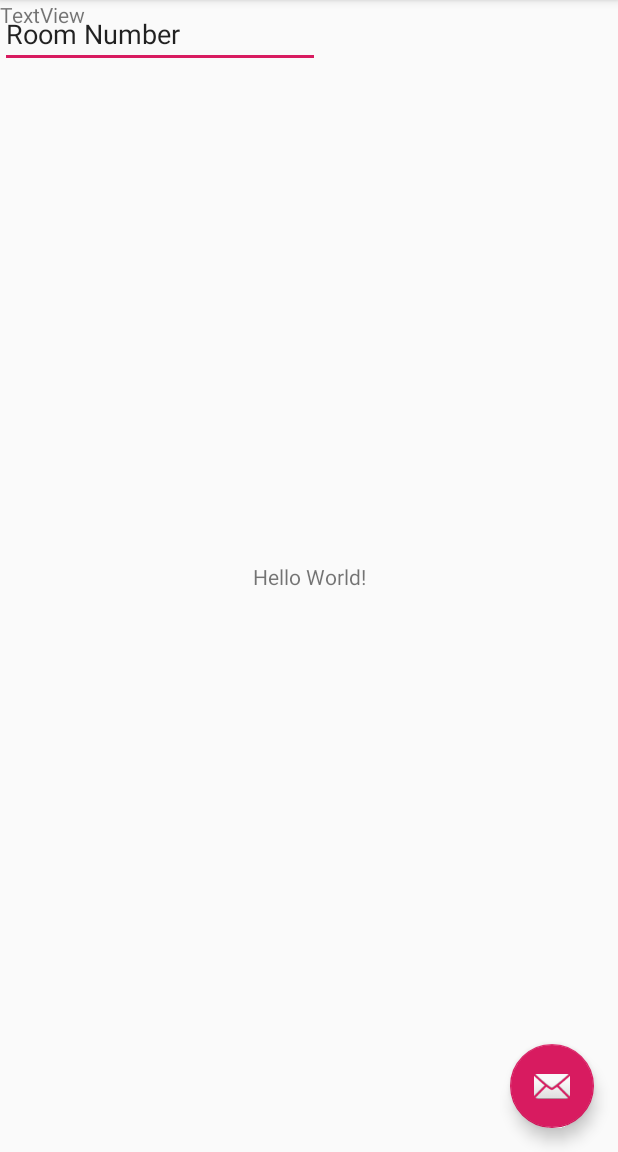
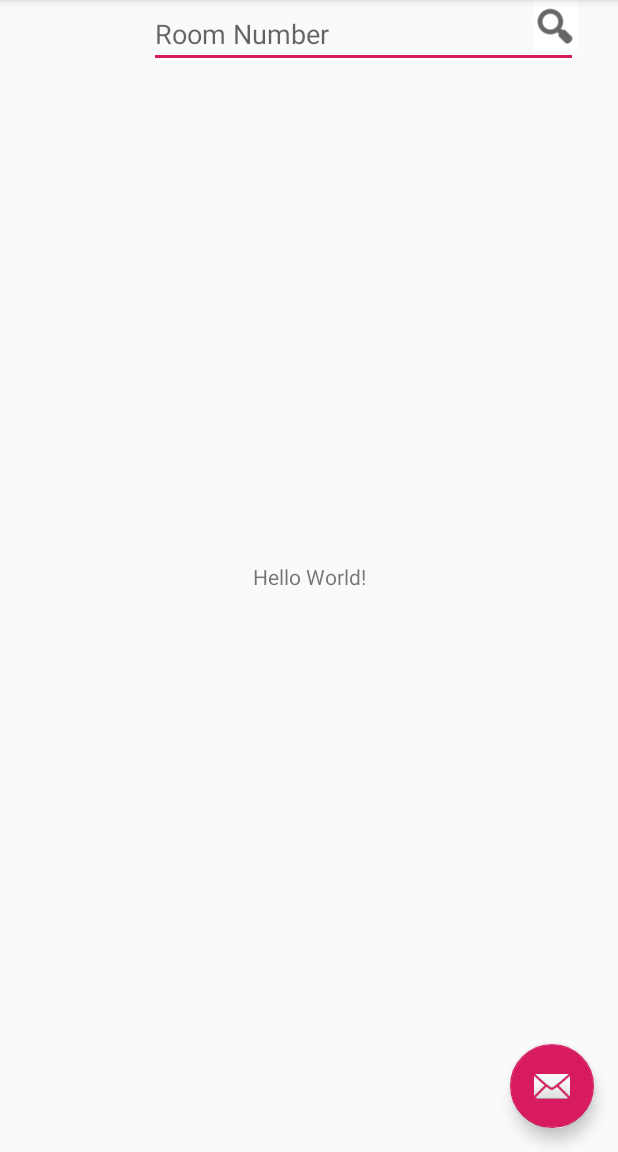
Before and after one commit to lauragracie/Laura-Mason-ISU, an Android app: the screen it shows after launch (MainActivity), on a phone screen of 412 x 824 dp, the part 84-1236 px from its top. Run offline under Robolectric (Android 15) with nearby library versions, the phone set to English and light mode, and no system bars.

Commit message:
Added Text input with search bar. Added read from file function.

```diff
--- a/Android Practice/app/src/main/java/com/example/myapplication/MainActivity.java
+++ b/Android Practice/app/src/main/java/com/example/myapplication/MainActivity.java
@@ -1,15 +1,32 @@
 package com.example.myapplication;
 
+import android.content.Context;
 import android.os.Bundle;
 import com.google.android.material.floatingactionbutton.FloatingActionButton;
 import com.google.android.material.snackbar.Snackbar;
 import androidx.appcompat.app.AppCompatActivity;
 import androidx.appcompat.widget.Toolbar;
+
+import android.util.Log;
 import android.view.View;
 import android.view.Menu;
 import android.view.MenuItem;
+import android.widget.Button;
+import android.widget.EditText;
+import android.widget.ImageButton;
+import android.widget.TextView;
+
+import java.io.BufferedReader;
+import java.io.FileNotFoundException;
+import java.io.IOException;
+import java.io.InputStream;
+import java.io.InputStreamReader;
 
 public class MainActivity extends AppCompatActivity {
+
+    ImageButton searchButton;
+    EditText searchBar;
+    TextView mText;
 
     @Override
     protected void onCreate(Bundle savedInstanceState) {
@@ -18,7 +35,18 @@ public class MainActivity extends AppCompatActivity {
         Toolbar toolbar = findViewById(R.id.toolbar);
         setSupportActionBar(toolbar);
 
-       FloatingActionButton fab = findViewById(R.id.fab);
+        //Initialize buttons
+        searchButton = (ImageButton)findViewById(R.id.searchButton);
+        FloatingActionButton fab = findViewById(R.id.fab);
+
+        searchButton.setOnClickListener(new View.OnClickListener() {
+            public void onClick(View view){
+                searchBar = (EditText)findViewById(R.id.searchBar);
+                mText = (TextView)findViewById(R.id.mText);
+                mText.setText("Room #: " +searchBar.getText().toString()+"!");
+            }
+        });
+
         fab.setOnClickListener(new View.OnClickListener() {
             @Override
             public void onClick(View view) {
@@ -26,6 +54,38 @@ public class MainActivity extends AppCompatActivity {
                         .setAction("Action", null).show();
             }
         });
+    }
+
+    private String
+
+    readFromFile(Context context) {
+
+        String ret = "";
+
+        try {
+            InputStream inputStream = context.openFileInput("RoomDatabase.txt");
+
+            if ( inputStream != null ) {
+                InputStreamReader inputStreamReader = new InputStreamReader(inputStream);
+                BufferedReader bufferedReader = new BufferedReader(inputStreamReader);
+                String receiveString = "";
+                StringBuilder stringBuilder = new StringBuilder();
+
+                while ( (receiveString = bufferedReader.readLine()) != null ) {
+                    stringBuilder.append(receiveString);
+                }
+
+                inputStream.close();
+                ret = stringBuilder.toString();
+            }
+        }
+        catch (FileNotFoundException e) {
+            Log.e("login activity", "File not found: " + e.toString());
+        } catch (IOException e) {
+            Log.e("login activity", "Can not read file: " + e.toString());
+        }
+
+        return ret;
     }
 
     @Override
--- a/Android Practice/app/src/main/res/layout/content_main.xml
+++ b/Android Practice/app/src/main/res/layout/content_main.xml
@@ -10,6 +10,7 @@
     tools:context=".MainActivity">
 
     <TextView
+        android:id="@+id/mText"
         android:layout_width="wrap_content"
         android:layout_height="wrap_content"
         android:text="Hello World!"
@@ -18,22 +19,30 @@
         app:layout_constraintRight_toRightOf="parent"
         app:layout_constraintTop_toTopOf="parent" />
 
-    <TextView
-        android:id="@+id/textView6"
-        android:layout_width="wrap_content"
-        android:layout_height="wrap_content"
-        android:text="TextView"
-        tools:layout_editor_absoluteX="188dp"
-        tools:layout_editor_absoluteY="145dp" />
+    <EditText
+        android:id="@+id/searchBar"
+        android:layout_width="286dp"
+        android:layout_height="45dp"
+        android:layout_marginStart="99dp"
+        android:layout_marginLeft="99dp"
+        android:ems="10"
+        android:hint="Room Number"
+        android:inputType="textPersonName"
+        app:layout_constraintEnd_toEndOf="parent"
+        app:layout_constraintHorizontal_bias="0.0"
+        app:layout_constraintStart_toStartOf="parent"
+        app:layout_constraintTop_toTopOf="parent" />
 
-    <EditText
-        android:id="@+id/editText"
-        android:layout_width="wrap_content"
-        android:layout_height="wrap_content"
-        android:ems="10"
-        android:inputType="textPersonName"
-        android:text="Room Number"
-        tools:layout_editor_absoluteX="108dp"
-        tools:layout_editor_absoluteY="7dp" />
+    <ImageButton
+        android:id="@+id/searchButton"
+        android:layout_width="29dp"
+        android:layout_height="34dp"
+        android:layout_marginEnd="27dp"
+        android:layout_marginRight="27dp"
+        android:background="@android:color/background_light"
+        android:tint="@android:color/background_dark"
+        app:layout_constraintEnd_toEndOf="parent"
+        app:layout_constraintTop_toTopOf="parent"
+        app:srcCompat="@android:drawable/ic_menu_search" />
 
 </androidx.constraintlayout.widget.ConstraintLayout>
```
Also changed, not shown: 2 other files.
